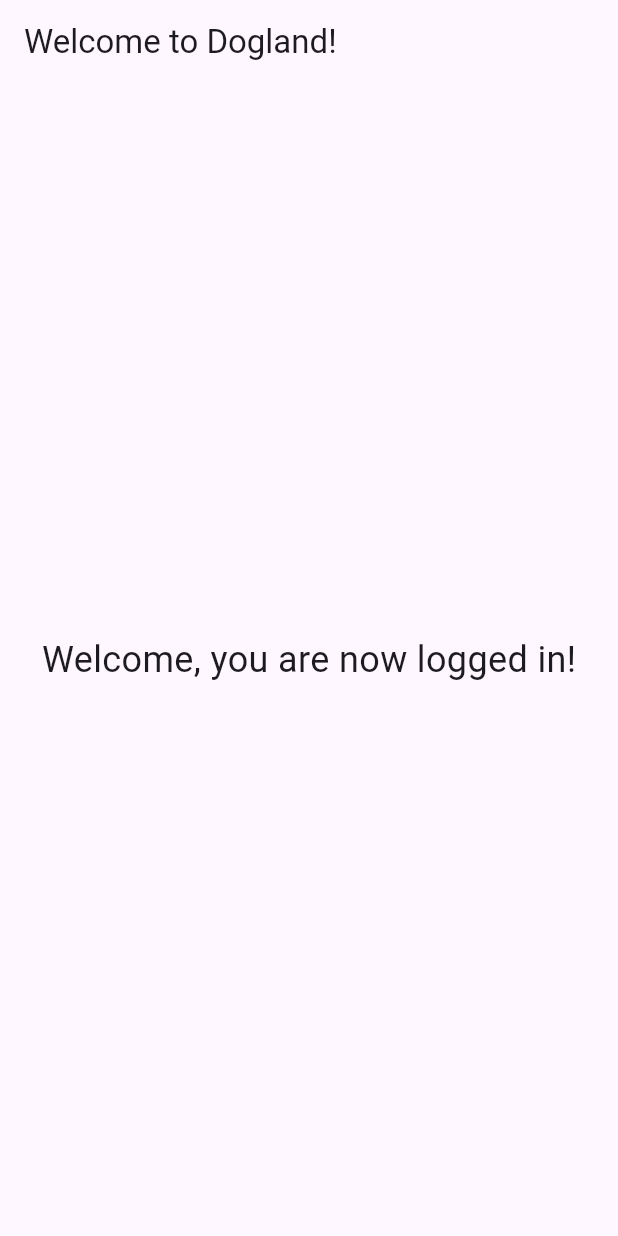
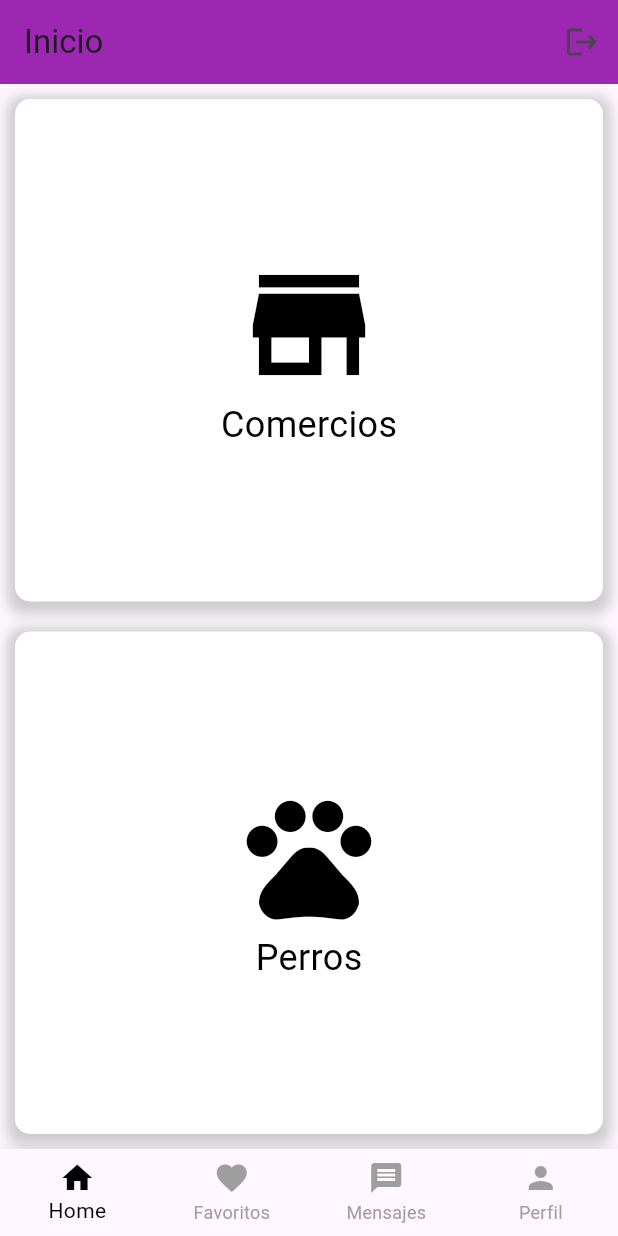
Before and after one commit to GuilleTF/Dogland, a Flutter app: the HomeScreen screen opened directly, on a phone screen of 412 x 824 dp. Run offline on Flutter 3.47's test engine with Material 3 defaults, Android fonts, the light colour scheme and no system bars; our stand-ins replace cloud_firestore, firebase_auth, firebase_core, flutter_form_builder, form_builder_validators, google_maps_flutter and 1 more; accounts and stored records are empty.

Commit message:
diseño de home_scren y creacion de las pantallas de razas y comercios

```diff
--- a/lib/screens/home_screen.dart
+++ b/lib/screens/home_screen.dart
@@ -1,17 +1,181 @@
 import 'package:flutter/material.dart';
+import 'package:firebase_auth/firebase_auth.dart';
+import '../widgets/bottom_navbar.dart';
+import 'login/login_screen.dart';
+import 'comercios/comercios_screen.dart';
+import 'perros/razas_screen.dart';
 
-class HomeScreen extends StatelessWidget {
+class HomeScreen extends StatefulWidget {
+  @override
+  _HomeScreenState createState() => _HomeScreenState();
+}
+
+class _HomeScreenState extends State<HomeScreen> {
+  int _selectedIndex = 0;
+
+  List<Widget> _pages = [];
+
+  @override
+  void initState() {
+    super.initState();
+    _pages = [
+      _buildHomeContent(), // Pantalla de inicio con botones dinámicos
+      Container(color: Colors.red), // Favoritos (Placeholder)
+      Container(color: Colors.blue), // Mensajes (Placeholder)
+      Container(color: Colors.green), // Perfil (Placeholder)
+      ComerciosScreen(onBackToHome: () => _onItemTapped(0)), // Pantalla de Comercios
+      RazasScreen(onBackToHome: () => _onItemTapped(0)), // Pantalla de Razas de Perros
+    ];
+  }
+
+  void _onItemTapped(int index) {
+    setState(() {
+      _selectedIndex = index;
+    });
+  }
+
+  String _getTitle() {
+    switch (_selectedIndex) {
+      case 1:
+        return 'Favoritos';
+      case 2:
+        return 'Mensajes';
+      case 3:
+        return ''; // Perfil sin AppBar
+      case 4:
+        return 'Comercios';
+      case 5:
+        return 'Razas de Perros';
+      default:
+        return 'Inicio';
+    }
+  }
+
+  Widget _buildHomeContent() {
+    return Column(
+      children: [
+        Expanded(
+          child: GestureDetector(
+            onTap: () {
+              setState(() {
+                _selectedIndex = 4; // Navegar a Comercios
+              });
+            },
+            child: Container(
+              margin: EdgeInsets.all(10.0),
+              decoration: BoxDecoration(
+                color: Colors.white,
+                borderRadius: BorderRadius.circular(10.0),
+                boxShadow: [
+                  BoxShadow(
+                    color: Colors.grey.withOpacity(0.5),
+                    spreadRadius: 5,
+                    blurRadius: 7,
+                    offset: Offset(0, 3),
+                  ),
+                ],
+              ),
+              child: Center(
+                child: Column(
+                  mainAxisAlignment: MainAxisAlignment.center,
+                  children: [
+                    Icon(
+                      Icons.store,
+                      size: 100,
+                      color: Colors.black,
+                    ),
+                    Text(
+                      'Comercios',
+                      style: TextStyle(
+                        fontSize: 24,
+                        color: Colors.black,
+                      ),
+                    ),
+                  ],
+                ),
+              ),
+            ),
+          ),
+        ),
+        Expanded(
+          child: GestureDetector(
+            onTap: () {
+              setState(() {
+                _selectedIndex = 5; // Navegar a Razas de Perros
+              });
+            },
+            child: Container(
+              margin: EdgeInsets.all(10.0),
+              decoration: BoxDecoration(
+                color: Colors.white,
+                borderRadius: BorderRadius.circular(10.0),
+                boxShadow: [
+                  BoxShadow(
+                    color: Colors.grey.withOpacity(0.5),
+                    spreadRadius: 5,
+                    blurRadius: 7,
+                    offset: Offset(0, 3),
+                  ),
+                ],
+              ),
+              child: Center(
+                child: Column(
+                  mainAxisAlignment: MainAxisAlignment.center,
+                  children: [
+                    Icon(
+                      Icons.pets,
+                      size: 100,
+                      color: Colors.black,
+                    ),
+                    Text(
+                      'Perros',
+                      style: TextStyle(
+                        fontSize: 24,
+                        color: Colors.black,
+                      ),
+                    ),
+                  ],
+                ),
+              ),
+            ),
+          ),
+        ),
+      ],
+    );
+  }
+
   @override
   Widget build(BuildContext context) {
     return Scaffold(
-      appBar: AppBar(
-        title: Text('Welcome to Dogland!'),
+      appBar: _selectedIndex != 3
+          ? AppBar(
+              backgroundColor: Colors.purple,
+              title: Text(_getTitle()),
+              actions: _selectedIndex == 0
+                  ? [
+                      IconButton(
+                        icon: Icon(Icons.logout),
+                        onPressed: () {
+                          FirebaseAuth.instance.signOut().then((value) {
+                            Navigator.pushAndRemoveUntil(
+                              context,
+                              MaterialPageRoute(builder: (context) => LoginScreen()),
+                              (route) => false,
+                            );
+                          });
+                        },
+                      ),
+                    ]
+                  : null,
+            )
+          : null, // Oculta AppBar si _selectedIndex == 3
+      body: IndexedStack(
+        index: _selectedIndex,
+        children: _pages,
       ),
-      body: Center(
-        child: Text(
-          'Welcome, you are now logged in!',
-          style: TextStyle(fontSize: 24),
-        ),
+      bottomNavigationBar: CustomBottomNavBar(
+        currentIndex: _selectedIndex <= 3 ? _selectedIndex : 0,
+        onTap: _onItemTapped,
       ),
     );
   }
--- /dev/null
+++ b/lib/widgets/bottom_navbar.dart
@@ -0,0 +1,41 @@
+import 'package:flutter/material.dart';
+
+class CustomBottomNavBar extends StatelessWidget {
+  final int currentIndex;
+  final Function(int) onTap;
+
+  const CustomBottomNavBar({
+    super.key,
+    required this.currentIndex,
+    required this.onTap,
+  });
+
+  @override
+  Widget build(BuildContext context) {
+    return BottomNavigationBar(
+      items: const <BottomNavigationBarItem>[
+        BottomNavigationBarItem(
+          icon: Icon(Icons.home),
+          label: 'Home',
+        ),
+        BottomNavigationBarItem(
+          icon: Icon(Icons.favorite),
+          label: 'Favoritos',
+        ),
+        BottomNavigationBarItem(
+          icon: Icon(Icons.message),
+          label: 'Mensajes',
+        ),
+        BottomNavigationBarItem(
+          icon: Icon(Icons.person),
+          label: 'Perfil',
+        ),
+      ],
+      currentIndex: currentIndex,
+      selectedItemColor: Colors.black,
+      unselectedItemColor: Colors.grey,
+      type: BottomNavigationBarType.fixed,
+      onTap: onTap,
+    );
+  }
+}
```
Also changed, not shown: lib/screens/comercios/comercios_screen.dart (added, +46 -0 lines), lib/screens/perros/razas_screen.dart (added, +46 -0 lines).
